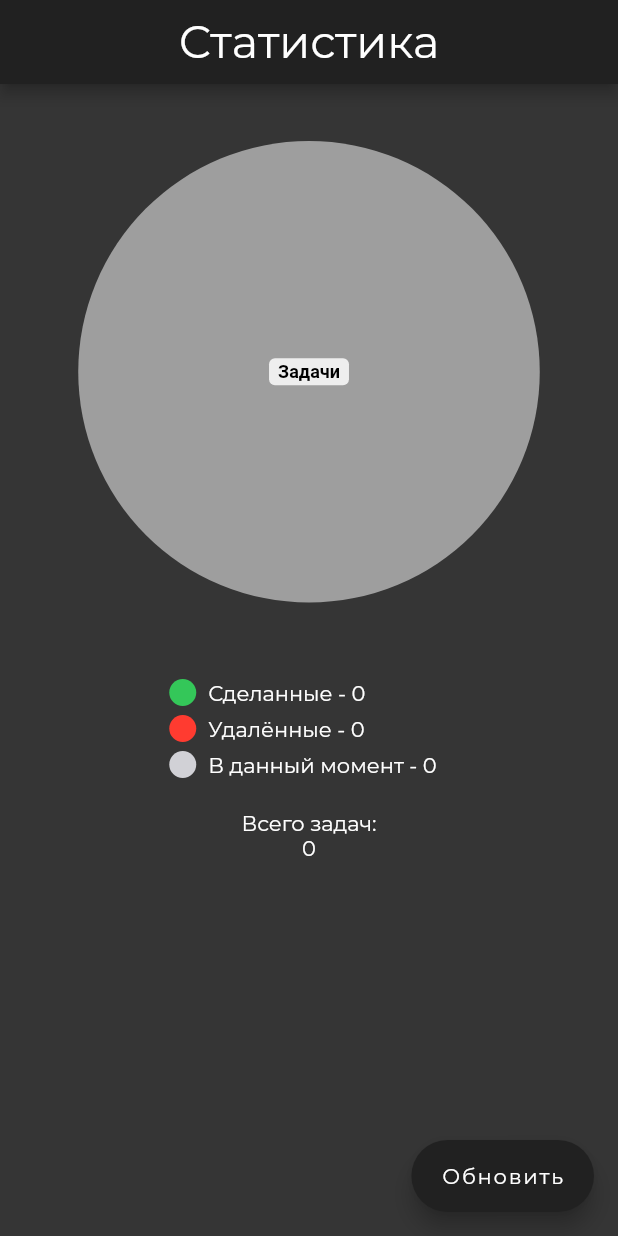
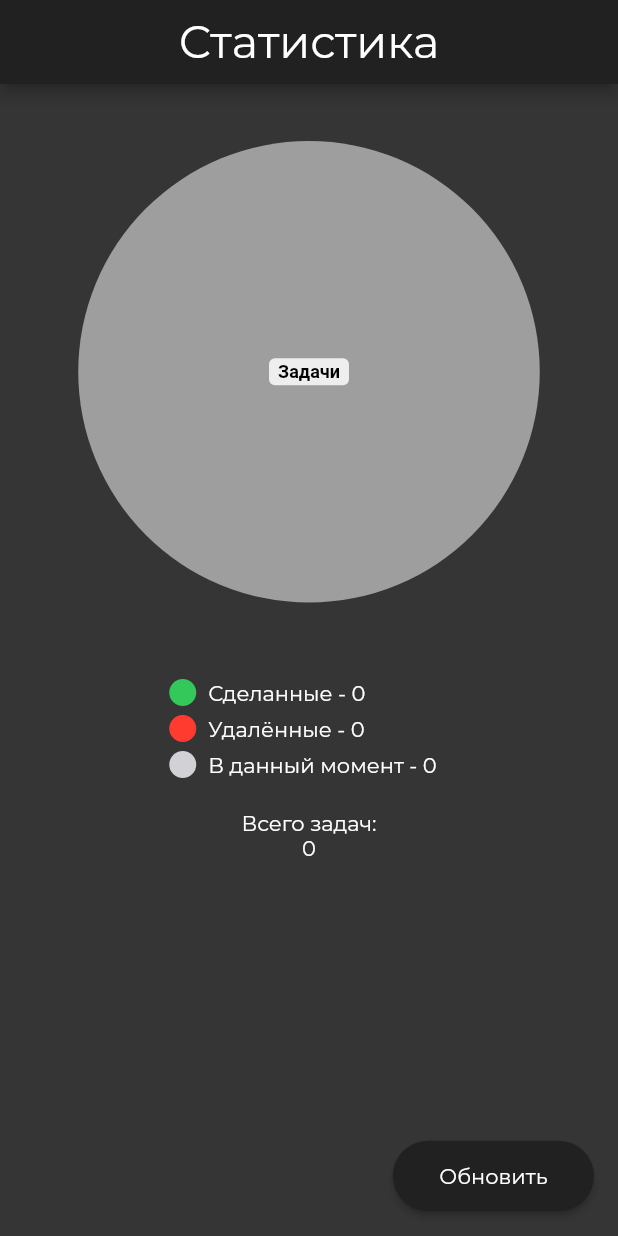
Before and after one commit to meg4cyberc4t/lister, a Flutter app: the StatsPage screen opened directly, on a phone screen of 412 x 824 dp. Run offline on Flutter 3.47's test engine with Material 2 defaults, Android fonts, the phone set to English and light mode, and no system bars; drawn by our look-alikes of pie_chart; our stand-ins replace flutter_slidable, hive, hive_flutter, persistent_bottom_nav_bar; accounts and stored records are empty; project files that could hold a hidden picture were left out.

Commit message:
Окно отчистки статистики + устранение проблем красного экрана на странице задач

```diff
--- /dev/null
+++ b/lib/components/ElevatedFloatingActionButton.dart
@@ -0,0 +1,30 @@
+import 'package:flutter/material.dart';
+import 'package:lister/variables.dart';
+
+class ElevatedFloatingActionButton extends StatelessWidget {
+  const ElevatedFloatingActionButton({
+    Key? key,
+    required this.title,
+    this.color = activeColorPrimary,
+    required this.onPressed,
+    required this.onLongPress,
+  }) : super(key: key);
+  final title, color, onPressed, onLongPress;
+  @override
+  Widget build(BuildContext context) {
+    return ElevatedButton(
+        style: ElevatedButton.styleFrom(
+          shape: new RoundedRectangleBorder(
+            borderRadius: new BorderRadius.circular(30.0),
+          ),
+          animationDuration: Duration(seconds: 1),
+          primary: color,
+        ),
+        onPressed: () => onPressed(),
+        onLongPress: () => onLongPress(),
+        child: Padding(
+          padding: const EdgeInsets.all(15.0),
+          child: Text(title),
+        ));
+  }
+}
--- a/lib/statsPage.dart
+++ b/lib/statsPage.dart
@@ -1,5 +1,7 @@
 import 'package:flutter/cupertino.dart';
 import 'package:flutter/material.dart';
+import 'package:lister/Dialogs/correctionDialog.dart';
+import 'package:lister/components/ElevatedFloatingActionButton.dart';
 import 'package:lister/controller.dart';
 import 'package:lister/variables.dart';
 import 'package:pie_chart/pie_chart.dart';
@@ -25,10 +27,12 @@ class _StatsPageState extends State<StatsPage> {
         centerTitle: true,
       ),
       floatingActionButtonLocation: FloatingActionButtonLocation.endFloat,
-      floatingActionButton: FloatingActionButton.extended(
-          backgroundColor: activeColorPrimary,
+      floatingActionButton: ElevatedFloatingActionButton(
+          title: 'Обновить',
           onPressed: () => setState(() {}),
-          label: Text('Обновить')),
+          onLongPress: () {
+            correctionDialog(context: context, setState: setState);
+          }),
       body: SingleChildScrollView(
         child: Center(
           child: Column(
```
Also changed, not shown: lib/Dialogs/correctionDialog.dart (added, +71 -0 lines), lib/controller.dart (+7 -0 lines), lib/homePage.dart (+53 -29 lines), 1 other file.
